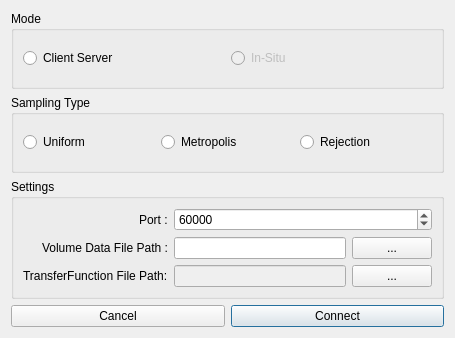
CCSEPBVR/CS-IS-PBVR, file Widgets/Connect.ui: the form before one commit.
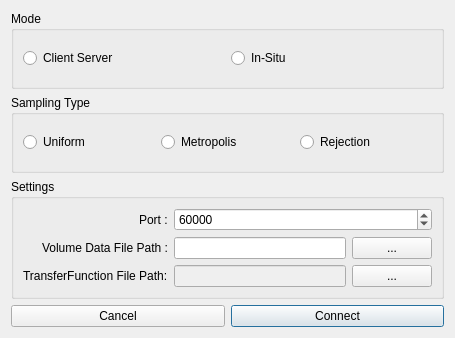
The form after the commit.

The edit to the form file:
```diff
--- a/Widgets/Connect.ui
+++ b/Widgets/Connect.ui
@@ -67,7 +67,7 @@
       <item row="0" column="1">
        <widget class="QRadioButton" name="inSituRBtn">
         <property name="enabled">
-         <bool>false</bool>
+         <bool>true</bool>
         </property>
         <property name="text">
          <string>In-Situ</string>
```
